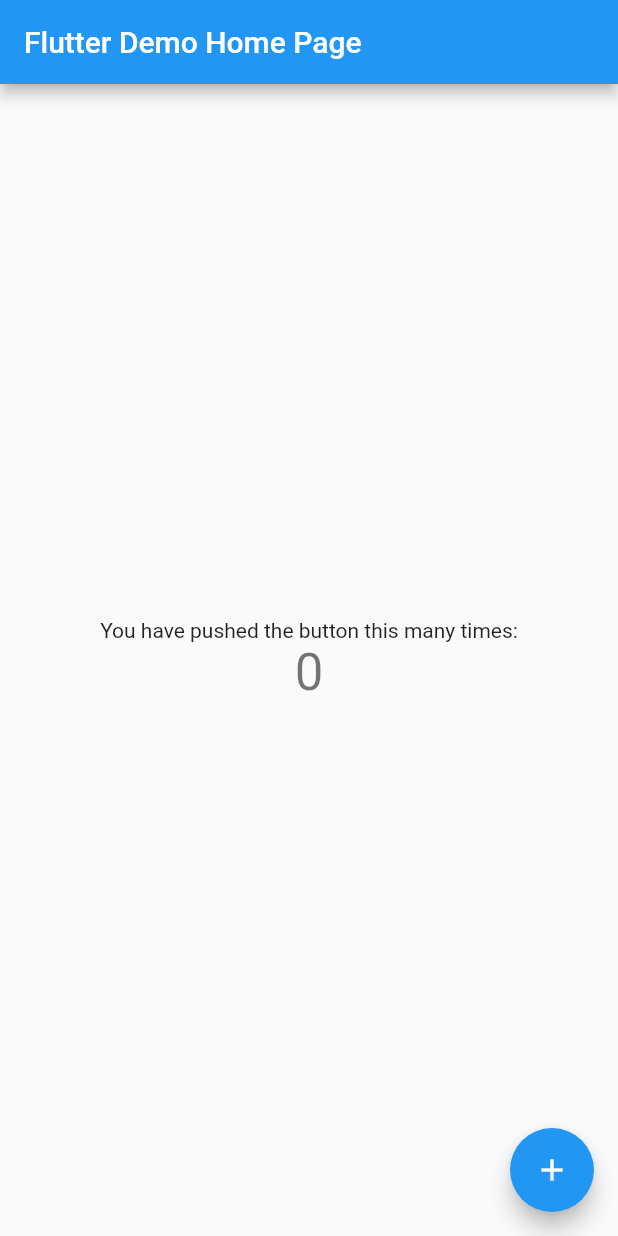
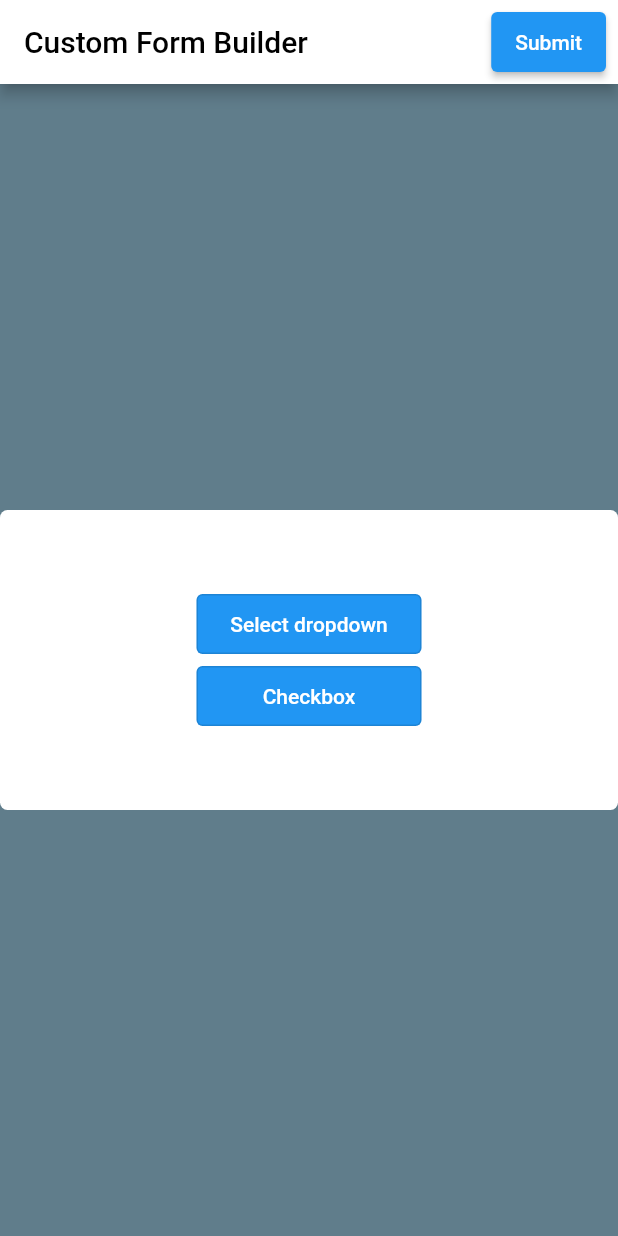
Before and after one commit to yasht01/custom-form-builder, a Flutter app: the screen it shows after launch, on a phone screen of 412 x 824 dp. Run offline on Flutter 3.47's test engine with Material 2 defaults, Android fonts, the light colour scheme and no system bars.

Commit message:
feat: add project folder structure + modify app bar

```diff
--- a/lib/main.dart
+++ b/lib/main.dart
@@ -1,115 +1,19 @@
 import 'package:flutter/material.dart';
 
+import 'screens/home_screen.dart';
+
 void main() {
-  runApp(const MyApp());
+  runApp(const AppWidget());
 }
 
-class MyApp extends StatelessWidget {
-  const MyApp({super.key});
+class AppWidget extends StatelessWidget {
+  const AppWidget({super.key});
 
-  // This widget is the root of your application.
   @override
   Widget build(BuildContext context) {
-    return MaterialApp(
-      title: 'Flutter Demo',
-      theme: ThemeData(
-        // This is the theme of your application.
-        //
-        // Try running your application with "flutter run". You'll see the
-        // application has a blue toolbar. Then, without quitting the app, try
-        // changing the primarySwatch below to Colors.green and then invoke
-        // "hot reload" (press "r" in the console where you ran "flutter run",
-        // or simply save your changes to "hot reload" in a Flutter IDE).
-        // Notice that the counter didn't reset back to zero; the application
-        // is not restarted.
-        primarySwatch: Colors.blue,
-      ),
-      home: const MyHomePage(title: 'Flutter Demo Home Page'),
+    return const MaterialApp(
+      title: 'Custom Form Builder',
+      home: HomeScreen(),
     );
   }
 }
-
-class MyHomePage extends StatefulWidget {
-  const MyHomePage({super.key, required this.title});
-
-  // This widget is the home page of your application. It is stateful, meaning
-  // that it has a State object (defined below) that contains fields that affect
-  // how it looks.
-
-  // This class is the configuration for the state. It holds the values (in this
-  // case the title) provided by the parent (in this case the App widget) and
-  // used by the build method of the State. Fields in a Widget subclass are
-  // always marked "final".
-
-  final String title;
-
-  @override
-  State<MyHomePage> createState() => _MyHomePageState();
-}
-
-class _MyHomePageState extends State<MyHomePage> {
-  int _counter = 0;
-
-  void _incrementCounter() {
-    setState(() {
-      // This call to setState tells the Flutter framework that something has
-      // changed in this State, which causes it to rerun the build method below
-      // so that the display can reflect the updated values. If we changed
-      // _counter without calling setState(), then the build method would not be
-      // called again, and so nothing would appear to happen.
-      _counter++;
-    });
-  }
-
-  @override
-  Widget build(BuildContext context) {
-    // This method is rerun every time setState is called, for instance as done
-    // by the _incrementCounter method above.
-    //
-    // The Flutter framework has been optimized to make rerunning build methods
-    // fast, so that you can just rebuild anything that needs updating rather
-    // than having to individually change instances of widgets.
-    return Scaffold(
-      appBar: AppBar(
-        // Here we take the value from the MyHomePage object that was created by
-        // the App.build method, and use it to set our appbar title.
-        title: Text(widget.title),
-      ),
-      body: Center(
-        // Center is a layout widget. It takes a single child and positions it
-        // in the middle of the parent.
-        child: Column(
-          // Column is also a layout widget. It takes a list of children and
-          // arranges them vertically. By default, it sizes itself to fit its
-          // children horizontally, and tries to be as tall as its parent.
-          //
-          // Invoke "debug painting" (press "p" in the console, choose the
-          // "Toggle Debug Paint" action from the Flutter Inspector in Android
-          // Studio, or the "Toggle Debug Paint" command in Visual Studio Code)
-          // to see the wireframe for each widget.
-          //
-          // Column has various properties to control how it sizes itself and
-          // how it positions its children. Here we use mainAxisAlignment to
-          // center the children vertically; the main axis here is the vertical
-          // axis because Columns are vertical (the cross axis would be
-          // horizontal).
-          mainAxisAlignment: MainAxisAlignment.center,
-          children: <Widget>[
-            const Text(
-              'You have pushed the button this many times:',
-            ),
-            Text(
-              '$_counter',
-              style: Theme.of(context).textTheme.headline4,
-            ),
-          ],
-        ),
-      ),
-      floatingActionButton: FloatingActionButton(
-        onPressed: _incrementCounter,
-        tooltip: 'Increment',
-        child: const Icon(Icons.add),
-      ), // This trailing comma makes auto-formatting nicer for build methods.
-    );
-  }
-}
--- /dev/null
+++ b/lib/screens/home_screen.dart
@@ -0,0 +1,59 @@
+import 'package:flutter/material.dart';
+
+import '../utils/constants.dart';
+
+class HomeScreen extends StatelessWidget {
+  const HomeScreen({super.key});
+
+  @override
+  Widget build(BuildContext context) {
+    return Scaffold(
+      backgroundColor: Colors.blueGrey,
+      appBar: AppBar(
+        title: const Text(
+          'Custom Form Builder',
+          style: TextStyle(color: Colors.black),
+        ),
+        backgroundColor: Colors.white,
+        actions: [
+          Padding(
+            padding: const EdgeInsets.all(8.0),
+            child: ElevatedButton(
+              onPressed: () {}, //TODO: console.log() it
+              child: const Text('Submit'),
+            ),
+          ),
+        ],
+      ),
+      body: Center(
+        child: Container(
+          constraints: const BoxConstraints(
+            minWidth: 450,
+            minHeight: 200,
+          ),
+          decoration: BoxDecoration(
+            color: Colors.white,
+            borderRadius: BorderRadius.circular(5.0),
+          ),
+          child: Column(
+            mainAxisSize: MainAxisSize.min,
+            mainAxisAlignment: MainAxisAlignment.center,
+            crossAxisAlignment: CrossAxisAlignment.center,
+            children: [
+              OutlinedButton(
+                onPressed: () {},
+                style: kOutlinedButtonStyle,
+                child: const Text('Select dropdown'),
+              ),
+              OutlinedButton(
+                onPressed: () {},
+                style: kOutlinedButtonStyle,
+                child: const Text('Checkbox'),
+              ),
+            ],
+          ),
+        ),
+      ),
+    );
+  }
+}
--- /dev/null
+++ b/lib/utils/constants.dart
@@ -0,0 +1,7 @@
+import 'package:flutter/material.dart';
+
+final kOutlinedButtonStyle = OutlinedButton.styleFrom(
+  minimumSize: const Size(150, 40),
+  foregroundColor: Colors.white,
+  backgroundColor: Colors.blue,
+);
```
Also changed, not shown: pubspec.yaml (+4 -12 lines), lib/models/container_data.dart (added), lib/screens/templates/checkbox_widget.dart (added), lib/screens/templates/dropdown_widget.dart (added), pubspec.lock.
